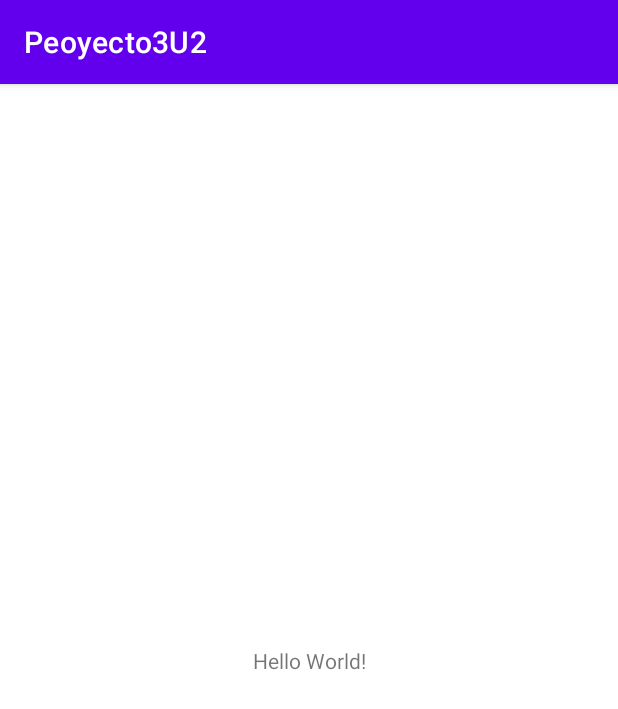
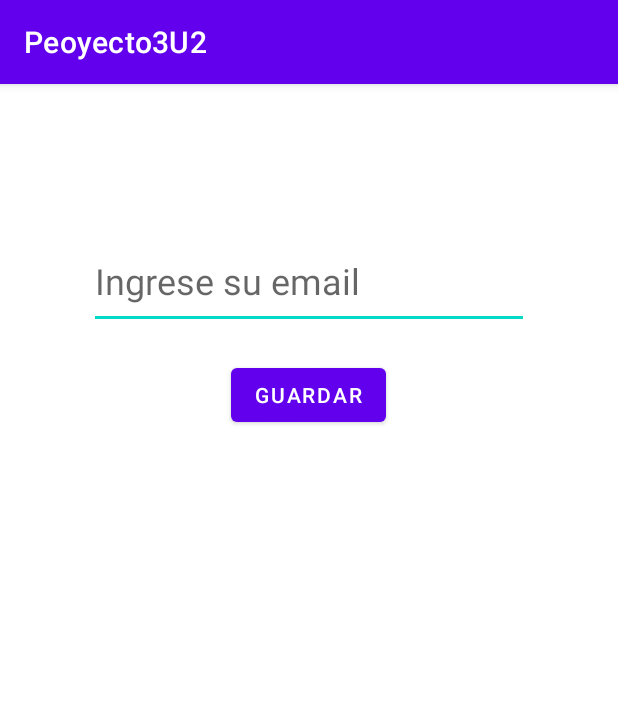
Before and after one commit to MarceloLSotoR/Proyecto3U2, an Android app: the screen it shows after launch (MainActivity), on a phone screen of 412 x 824 dp. Shown: the top 709 px of the screen. Run offline under Robolectric (Android 15) with nearby library versions, the phone set to English and light mode, and no system bars.

```diff
--- a/app/src/main/java/com/msotor/peoyecto3u2/MainActivity.java
+++ b/app/src/main/java/com/msotor/peoyecto3u2/MainActivity.java
@@ -2,13 +2,35 @@ package com.msotor.peoyecto3u2;
 
 import androidx.appcompat.app.AppCompatActivity;
 
+import android.content.Context;
+import android.content.SharedPreferences;
 import android.os.Bundle;
+import android.view.View;
+import android.widget.EditText;
 
 public class MainActivity extends AppCompatActivity {
+
+    private EditText et1;
 
     @Override
     protected void onCreate(Bundle savedInstanceState) {
         super.onCreate(savedInstanceState);
         setContentView(R.layout.activity_main);
+
+        et1 = (EditText) findViewById(R.id.txt_mail);
+
+        SharedPreferences preferences = getSharedPreferences("datos", Context.MODE_PRIVATE);
+        et1.setText(preferences.getString("mail",""));
     }
+
+    //metodo boton guardar
+    public void Guardar(View view){
+        SharedPreferences preferencias = getSharedPreferences("datos", Context.MODE_PRIVATE);
+        SharedPreferences.Editor Obj_editor = preferencias.edit();
+        Obj_editor.putString("mail", et1.getText().toString());
+        Obj_editor.commit();
+        finish();
+
+    }
+
 }
--- a/app/src/main/res/layout/activity_main.xml
+++ b/app/src/main/res/layout/activity_main.xml
@@ -6,13 +6,28 @@
     android:layout_height="match_parent"
     tools:context=".MainActivity">
 
-    <TextView
-        android:layout_width="wrap_content"
-        android:layout_height="wrap_content"
-        android:text="Hello World!"
-        app:layout_constraintBottom_toBottomOf="parent"
+    <EditText
+        android:id="@+id/txt_mail"
+        android:layout_width="293dp"
+        android:layout_height="63dp"
+        android:layout_marginTop="100dp"
+        android:ems="10"
+        android:hint="@string/txt_mail"
+        android:inputType="textEmailAddress"
+        android:textSize="24sp"
         app:layout_constraintEnd_toEndOf="parent"
         app:layout_constraintStart_toStartOf="parent"
         app:layout_constraintTop_toTopOf="parent" />
 
+    <Button
+        android:id="@+id/btn_guardar"
+        android:layout_width="wrap_content"
+        android:layout_height="wrap_content"
+        android:layout_marginTop="20dp"
+        android:text="@string/btn_guardar"
+        app:layout_constraintEnd_toEndOf="parent"
+        app:layout_constraintHorizontal_bias="0.498"
+        app:layout_constraintStart_toStartOf="parent"
+        app:layout_constraintTop_toBottomOf="@+id/txt_mail" />
+
 </androidx.constraintlayout.widget.ConstraintLayout>
--- a/app/src/main/res/values/strings.xml
+++ b/app/src/main/res/values/strings.xml
@@ -1,3 +1,5 @@
 <resources>
     <string name="app_name">Peoyecto3U2</string>
+    <string name="txt_mail">Ingrese su email</string>
+    <string name="btn_guardar">Guardar</string>
 </resources>
```
